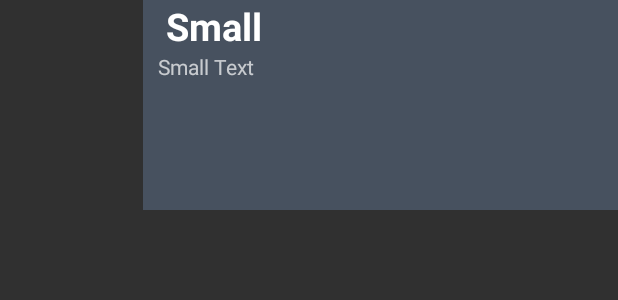
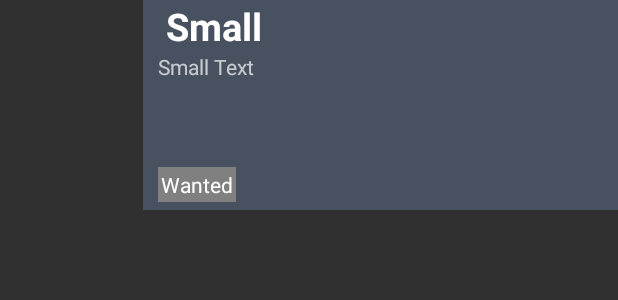
Before and after one commit to metrafonic/CouchDroid-Android, an Android app: the layout cellwanted.xml on its own in the app's theme, with its tools: preview values and no code run, on a phone screen of 412 x 824 dp. Shown: the top 300 px of the screen. Run offline under Robolectric (Android 15) with nearby library versions, the phone set to English and light mode, and no system bars.

Commit message:
Fixed search adding, added status view on homefragment

```diff
--- a/CouchDroid/src/main/java/com/metrafonic/couchdroid/FragmentMovie.java
+++ b/CouchDroid/src/main/java/com/metrafonic/couchdroid/FragmentMovie.java
@@ -131,7 +131,7 @@ public class FragmentMovie extends Fragment {
                                         @Override
                                         public void onSuccess(String response) {
                                             settings.edit().putString("responsemanage", response).commit();
-                                            getActivity().getSupportFragmentManager().popBackStack();
+                                            //getActivity().getSupportFragmentManager().popBackStack();
                                             ((MainActivity) getActivity()).swag();
                                         }
                                     });
--- a/CouchDroid/src/main/res/layout/cellwanted.xml
+++ b/CouchDroid/src/main/res/layout/cellwanted.xml
@@ -16,12 +16,12 @@
 
     <RelativeLayout
         android:layout_width="fill_parent"
-        android:layout_height="fill_parent"
+        android:layout_height="wrap_content"
         android:layout_alignParentTop="true"
         android:layout_toRightOf="@+id/_image"
-        android:layout_alignBottom="@+id/_image"
         android:background="#47515f"
-        android:id="@+id/celltext">
+        android:id="@+id/celltext"
+        android:layout_above="@+id/relativeLayout">
 
         <TextView
             android:layout_width="wrap_content"
@@ -36,19 +36,47 @@
             android:textStyle="bold"
             android:textSize="25dp" />
 
+        <RelativeLayout
+            android:layout_width="fill_parent"
+            android:layout_height="wrap_content"
+            android:layout_below="@+id/_imageName">
+
+            <TextView
+                android:layout_width="fill_parent"
+                android:layout_height="wrap_content"
+                android:textAppearance="?android:attr/textAppearanceSmall"
+                android:text="Small Text"
+                android:id="@+id/textViewMoviePlot"
+                android:paddingLeft="10dp"
+                android:paddingBottom="10dp"
+                android:layout_alignParentTop="true"
+                android:layout_alignParentLeft="true" />
+        </RelativeLayout>
+
+    </RelativeLayout>
+
+    <RelativeLayout
+        android:layout_width="fill_parent"
+        android:layout_height="wrap_content"
+        android:layout_toRightOf="@+id/_image"
+        android:layout_alignBottom="@+id/_image"
+        android:id="@+id/relativeLayout"
+        android:background="#47515f"
+        android:paddingLeft="10dp"
+        android:paddingBottom="5dp"
+        android:paddingTop="5dp">
+
         <TextView
             android:layout_width="wrap_content"
             android:layout_height="wrap_content"
             android:textAppearance="?android:attr/textAppearanceSmall"
-            android:text="Small Text"
-            android:id="@+id/textViewMoviePlot"
-            android:paddingLeft="10dp"
-            android:layout_below="@+id/_imageName"
-            android:layout_alignParentLeft="true"
-            android:layout_alignParentRight="true"
-            android:layout_alignParentBottom="true"
-            android:paddingBottom="10dp" />
-
+            android:text="Wanted"
+            android:id="@+id/textViewMovieStatusId"
+            android:layout_alignBottom="@+id/_image"
+            android:layout_toRightOf="@+id/_image"
+            android:textColor="#ffffff"
+            android:background="#808080"
+            android:padding="2dp" />
     </RelativeLayout>
 
 
--- a/CouchDroid/src/main/res/values/strings.xml
+++ b/CouchDroid/src/main/res/values/strings.xml
@@ -4,5 +4,6 @@
     <string name="app_name">CouchDroid</string>
     <string name="hello_world">Hello world!</string>
     <string name="action_settings">Settings</string>
+    <color name="gold">#a2a232</color>
 
 </resources>
```
Also changed, not shown: CouchDroid/src/main/AndroidManifest.xml (+4 -6 lines), CouchDroid/src/main/java/com/metrafonic/couchdroid/FragmentHome.java (+35 -1 lines), CouchDroid/src/main/java/com/metrafonic/couchdroid/FragmentSearch.java (+53 -18 lines), CouchDroid/src/main/java/com/metrafonic/couchdroid/MainActivity.java (+8 -4 lines), 1 other file.
